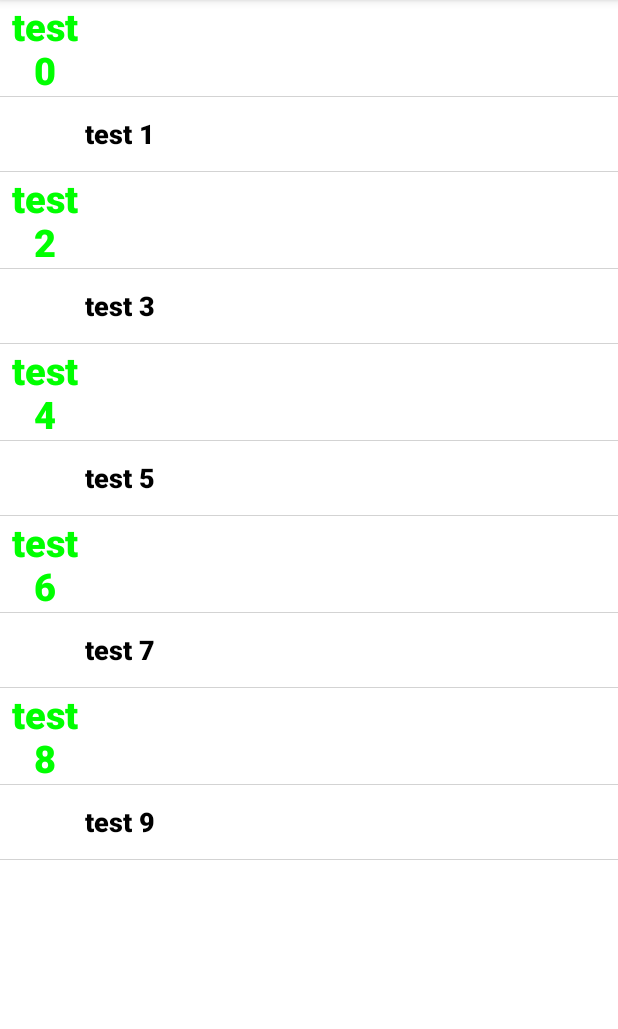
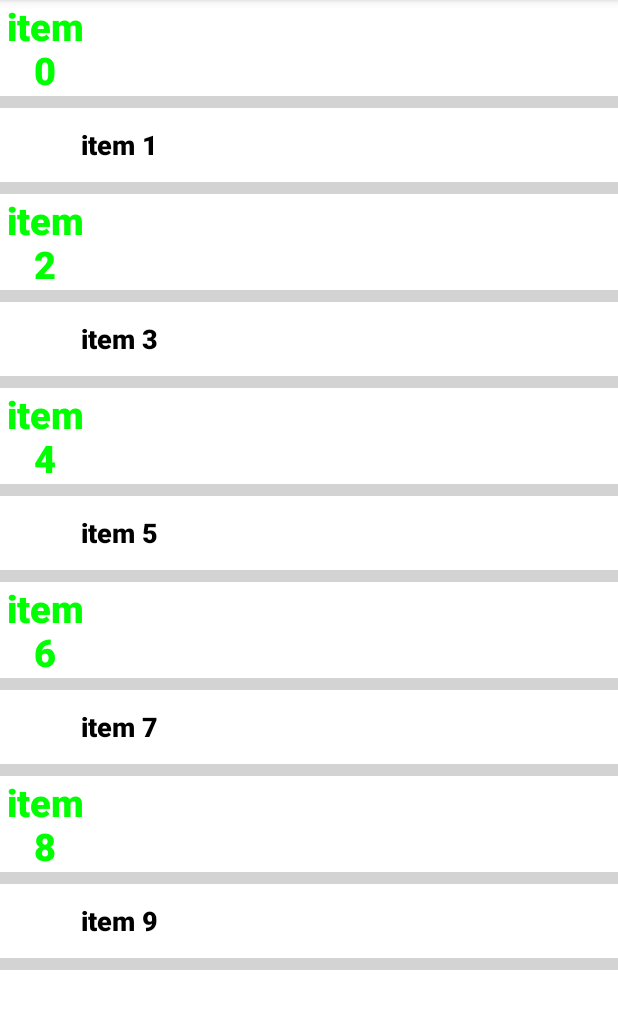
Before and after one commit to cbgm/ListAPI, an Android app: the screen it shows after launch (MainActivity), on a phone screen of 412 x 824 dp, the part 84-1113 px from its top. Run offline under Robolectric (Android 15) with nearby library versions, the phone set to English and light mode, and no system bars; 1 statement that could not run was skipped.

Commit message:
Remove non important code

```diff
--- a/app/src/main/java/cbgm/de/listapi/data/CBAdapter.java
+++ b/app/src/main/java/cbgm/de/listapi/data/CBAdapter.java
@@ -16,7 +16,7 @@ import cbgm.de.listapi.listener.IOneClickListener;
  * The adapter for the list
  * @author Christian Bergmann
  */
-public abstract class CBAdapter<E extends CBListViewItem, M extends CBItem> extends BaseAdapter implements IOneClickListener {
+public abstract class CBAdapter<E extends CBListViewItem> extends BaseAdapter implements IOneClickListener {
 
     protected Context context;
     protected final LayoutInflater inflator;
--- a/app/src/main/java/cbgm/de/listapi/data/CBItem.java
+++ /dev/null
@@ -1,31 +0,0 @@
-package cbgm.de.listapi.data;
-
-/**
- * Created by SA_Admin on 06.02.2017.
- */
-public abstract class CBItem<V extends CBViewHolder> {
-    protected transient V holder;
-
-    public CBItem(final V holder, final int itemResource) {
-        this.holder = holder;
-        this.itemResource = itemResource;
-    }
-
-    public int getItemResource() {
-        return itemResource;
-    }
-
-    public void setItemResource(int itemResource) {
-        this.itemResource = itemResource;
-    }
-
-    public V getHolder() {
-        return holder;
-    }
-
-    public void setHolder(V holder) {
-        this.holder = holder;
-    }
-
-    protected transient int itemResource;
-}
--- a/app/src/main/java/cbgm/de/listapi/data/CBListActivity.java
+++ b/app/src/main/java/cbgm/de/listapi/data/CBListActivity.java
@@ -19,7 +19,7 @@ import cbgm.de.listapi.listener.IListMenuListener;
  * @author Christian Bergmann
  */
 
-public abstract class CBListActivity<E extends CBListViewItem, M extends CBItem, T extends CBAdapter> extends FragmentActivity implements IListMenuListener<E, M> {
+public abstract class CBListActivity<E extends CBListViewItem, T extends CBAdapter> extends FragmentActivity implements IListMenuListener<E> {
 
     protected T adapter;
     protected Menu menu;
--- a/app/src/main/java/cbgm/de/listapi/data/CBListViewItem.java
+++ b/app/src/main/java/cbgm/de/listapi/data/CBListViewItem.java
@@ -24,7 +24,7 @@ import cbgm.de.listapi.listener.SwipeListener;
  * @author Christian Bergmann
  */
 
-public abstract class CBListViewItem<V extends CBViewHolder, M extends CBItem>{
+public abstract class CBListViewItem<V extends CBViewHolder, M>{
     protected M item;
     protected V holder;
     protected int itemResource;
@@ -33,10 +33,10 @@ public abstract class CBListViewItem<V extends CBViewHolder, M extends CBItem>{
     protected boolean addEdit = false;
     protected List<CBBaseButton> customButtons;
 
-    public CBListViewItem(final M item) {
+    public CBListViewItem(final M item, final V holder, final int itemResource) {
         this.item = item;
-        this.itemResource = item.itemResource;
-        this.holder = (V) item.getHolder();
+        this.itemResource = itemResource;
+        this.holder = (V) holder;
         this.customButtons = new ArrayList<>();
     }
 
--- a/app/src/main/java/cbgm/de/listapi/listener/IListMenuListener.java
+++ b/app/src/main/java/cbgm/de/listapi/listener/IListMenuListener.java
@@ -2,7 +2,6 @@ package cbgm.de.listapi.listener;
 
 import java.util.List;
 
-import cbgm.de.listapi.data.CBItem;
 import cbgm.de.listapi.data.CBListViewItem;
 
 
@@ -11,9 +10,9 @@ import cbgm.de.listapi.data.CBListViewItem;
  * @author Christian Bergmann
  */
 
-public interface IListMenuListener<E extends CBListViewItem, M extends CBItem> {
-    void handleDelete(final M o);
-    void handleEdit(final M o);
-    void handleShow(final M o);
+public interface IListMenuListener<E extends CBListViewItem> {
+    void handleDelete(final Object o);
+    void handleEdit(final Object o);
+    void handleShow(final Object o);
     void handleSort(final List<E> list);
 }
--- a/app/src/main/java/cbgm/de/listapi/test/MainActivity.java
+++ b/app/src/main/java/cbgm/de/listapi/test/MainActivity.java
@@ -9,10 +9,9 @@ import java.util.List;
 
 import cbgm.de.listapi.R;
 import cbgm.de.listapi.data.CBListActivity;
-import cbgm.de.listapi.test.base.Item;
 import cbgm.de.listapi.test.base.ViewItem;
 
-public class MainActivity extends CBListActivity<ViewItem, Item, MyAdapter> {
+public class MainActivity extends CBListActivity<ViewItem, MyAdapter> {
     private static final int MENU_ITEM_ITEM1 = 1;
     List<ViewItem> test;
 
@@ -22,15 +21,13 @@ public class MainActivity extends CBListActivity<ViewItem, Item, MyAdapter> {
         for (int i = 0; i < 10; i++) {
 
             if (type == 1) {
-                MyItem item = new MyItem(new MyViewHolder(), R.layout.backitem_standard);
-                item.setName("test " + i);
-                MyListViewItem li = new MyListViewItem(item);
+                String item = "item " + i;
+                MyListViewItem li = new MyListViewItem(item, new MyViewHolder(), R.layout.backitem_standard);
                 test.add(li);
                 type = 2;
             } else {
-                MyItem2 item2 = new MyItem2(new MyViewHolder2(), R.layout.backitem_standard2);
-                item2.setName("test " + i);
-                MyListViewItemSec li2 = new MyListViewItemSec(item2);
+                String item = "item " + i;
+                MyListViewItemSec li2 = new MyListViewItemSec(item, new MyViewHolder2(), R.layout.backitem_standard2);
                 test.add(li2);
                 type = 1;
             }
@@ -44,17 +41,17 @@ public class MainActivity extends CBListActivity<ViewItem, Item, MyAdapter> {
 
 
     @Override
-    public void handleDelete(Item o) {
+    public void handleDelete(Object o) {
         Toast.makeText(getBaseContext(), "delete", Toast.LENGTH_SHORT).show();
     }
 
     @Override
-    public void handleEdit(Item o) {
+    public void handleEdit(Object o) {
         Toast.makeText(getApplicationContext(), "edit", Toast.LENGTH_SHORT).show();
     }
 
     @Override
-    public void handleShow(Item o) {
+    public void handleShow(Object o) {
         Toast.makeText(getApplicationContext(), "show", Toast.LENGTH_SHORT).show();
     }
 
--- a/app/src/main/java/cbgm/de/listapi/test/MyItem.java
+++ /dev/null
@@ -1,24 +0,0 @@
-package cbgm.de.listapi.test;
-
-import cbgm.de.listapi.test.base.Item;
-
-/**
- * Created by SA_Admin on 06.02.2017.
- */
-
-public class MyItem extends Item {
-
-    public String getName() {
-        return name;
-    }
-
-    public void setName(String name) {
-        this.name = name;
-    }
-
-    private String name;
-
-    public MyItem(MyViewHolder holder, int itemResource) {
-        super(holder, itemResource);
-    }
-}
--- a/app/src/main/java/cbgm/de/listapi/test/MyItem2.java
+++ /dev/null
@@ -1,25 +0,0 @@
-package cbgm.de.listapi.test;
-
-import cbgm.de.listapi.test.base.Item;
-
-/**
- * Created by SA_Admin on 06.02.2017.
- */
-
-public class MyItem2 extends Item {
-
-    public String getName() {
-        return name;
-    }
-
-    public void setName(String name) {
-        this.name = name;
-    }
-
-    private String name;
-    private String test;
-
-    public MyItem2(MyViewHolder2 holder, int itemResource) {
-        super(holder, itemResource);
-    }
-}
--- a/app/src/main/java/cbgm/de/listapi/test/MyListViewItem.java
+++ b/app/src/main/java/cbgm/de/listapi/test/MyListViewItem.java
@@ -5,17 +5,12 @@ import android.graphics.Color;
 import android.view.LayoutInflater;
 import android.view.View;
 import android.view.ViewGroup;
-import android.widget.LinearLayout;
 import android.widget.TextView;
 
 import cbgm.de.listapi.R;
-import cbgm.de.listapi.data.CBBaseButton;
-import cbgm.de.listapi.data.CBBaseView;
-import cbgm.de.listapi.data.LayoutID;
 import cbgm.de.listapi.listener.IListMenuListener;
 import cbgm.de.listapi.listener.IOneClickListener;
 import cbgm.de.listapi.listener.SwipeListener;
-import cbgm.de.listapi.test.base.Item;
 import cbgm.de.listapi.test.base.MyButton;
 import cbgm.de.listapi.test.base.MyHolder;
 import cbgm.de.listapi.test.base.ViewItem;
@@ -25,8 +20,10 @@ import cbgm.de.listapi.test.base.ViewItem;
  */
 
 public class MyListViewItem extends ViewItem {
-    public MyListViewItem(MyItem item) {
-        super(item);
+
+
+    public MyListViewItem(String item, MyHolder holder, int itemResource) {
+        super(item, holder, itemResource);
         this.addDelete = true;
         this.addEdit = true;
         this.customButtons.add(new MyButton(220, R.color.yellow, -1));
@@ -35,8 +32,7 @@ public class MyListViewItem extends ViewItem {
     public MyHolder setUpView(final int position, View convertView, final ViewGroup parent, final boolean isSortMode, final IListMenuListener listMenuListener, final int highlightPos, final IOneClickListener oneClickListener, final LayoutInflater inflater, final SwipeListener swipeListener) {
 
         MyViewHolder test = (MyViewHolder)holder;
-        MyItem t = (MyItem)item;
-        test.name.setText(t.getName());
+        test.name.setText(item);
         test.name.setEnabled(true);
         test.name.setTextColor(Color.GREEN);
         if (isSortMode) {
--- a/app/src/main/java/cbgm/de/listapi/test/MyListViewItemSec.java
+++ b/app/src/main/java/cbgm/de/listapi/test/MyListViewItemSec.java
@@ -5,16 +5,12 @@ import android.graphics.Color;
 import android.view.LayoutInflater;
 import android.view.View;
 import android.view.ViewGroup;
-import android.widget.LinearLayout;
 import android.widget.TextView;
 
 import cbgm.de.listapi.R;
-import cbgm.de.listapi.data.CBBaseButton;
-import cbgm.de.listapi.data.LayoutID;
 import cbgm.de.listapi.listener.IListMenuListener;
 import cbgm.de.listapi.listener.IOneClickListener;
 import cbgm.de.listapi.listener.SwipeListener;
-import cbgm.de.listapi.test.base.Item;
 import cbgm.de.listapi.test.base.MyHolder;
 import cbgm.de.listapi.test.base.ViewItem;
 
@@ -23,16 +19,17 @@ import cbgm.de.listapi.test.base.ViewItem;
  */
 
 public class MyListViewItemSec extends ViewItem {
-    public MyListViewItemSec(MyItem2 item) {
-        super(item);
+
+
+    public MyListViewItemSec(String item, MyHolder holder, int itemResource) {
+        super(item, holder, itemResource);
         this.addDelete = true;
     }
 
     public MyHolder setUpView(final int position, View convertView, final ViewGroup parent, final boolean isSortMode, final IListMenuListener listMenuListener, final int highlightPos, final IOneClickListener oneClickListener, final LayoutInflater inflater, final SwipeListener swipeListener) {
 
         MyViewHolder2 test = (MyViewHolder2)holder;
-        MyItem2 t = (MyItem2)item;
-        test.name.setText(t.getName());
+        test.name.setText(item);
         test.name.setTextColor(Color.BLACK);
         test.name.setEnabled(true);
 
--- a/app/src/main/java/cbgm/de/listapi/test/base/ViewItem.java
+++ b/app/src/main/java/cbgm/de/listapi/test/base/ViewItem.java
@@ -1,15 +1,16 @@
 package cbgm.de.listapi.test.base;
 
 import cbgm.de.listapi.data.CBListViewItem;
-import cbgm.de.listapi.test.MyItem;
 import cbgm.de.listapi.test.MyViewHolder;
 
 /**
  * Created by SA_Admin on 14.02.2017.
  */
 
-public abstract class ViewItem extends CBListViewItem<MyHolder, Item>  {
-    public ViewItem(Item item) {
-        super(item);
+public abstract class ViewItem extends CBListViewItem<MyHolder, String>  {
+
+
+    public ViewItem(String item, MyHolder holder, int itemResource) {
+        super(item, holder, itemResource);
     }
 }
--- a/app/src/main/res/values/dimens.xml
+++ b/app/src/main/res/values/dimens.xml
@@ -3,8 +3,5 @@
     <dimen name="activity_horizontal_margin">16dp</dimen>
     <dimen name="activity_vertical_margin">16dp</dimen>
 
-    <dimen name="cb_item_height">80dp</dimen>
-    <dimen name="cb_divider_height">1px</dimen>
-
 
 </resources>
```
Also changed, not shown: app/src/main/java/cbgm/de/listapi/test/MyAdapter.java (+2 -3 lines), app/src/main/java/cbgm/de/listapi/test/base/Item.java (deleted, +0 -15 lines), app/src/main/res/layout/activity_main.xml (deleted, +0 -17 lines), app/src/main/res/layout/list_item_standard.xml (deleted, +0 -75 lines).
